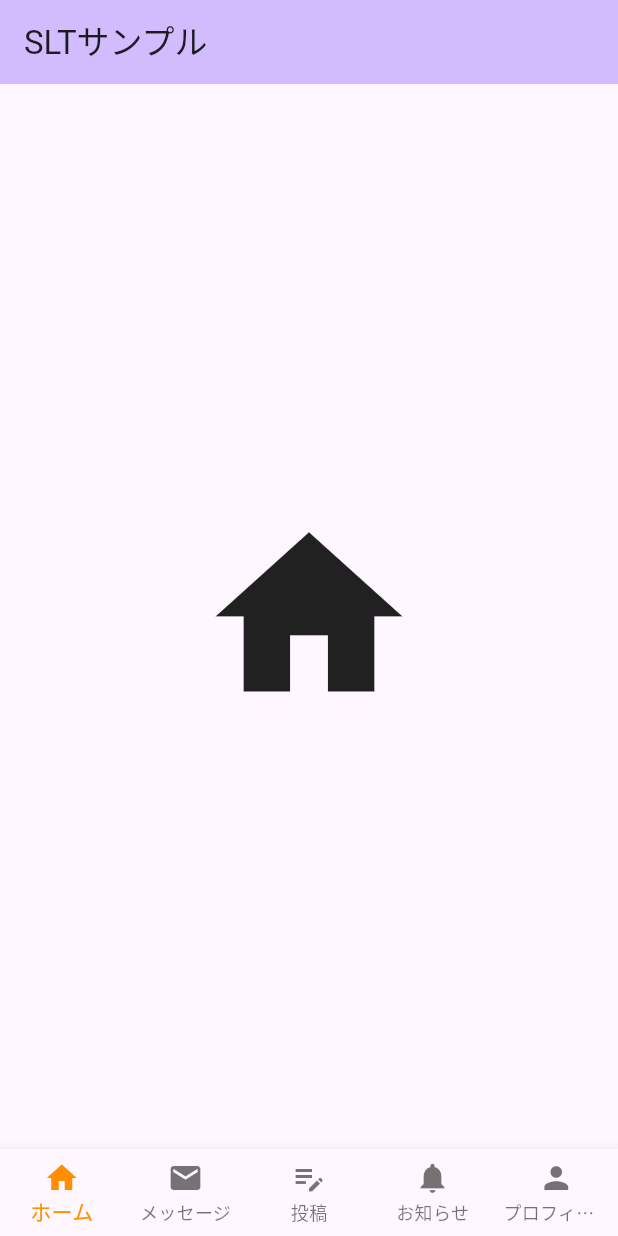
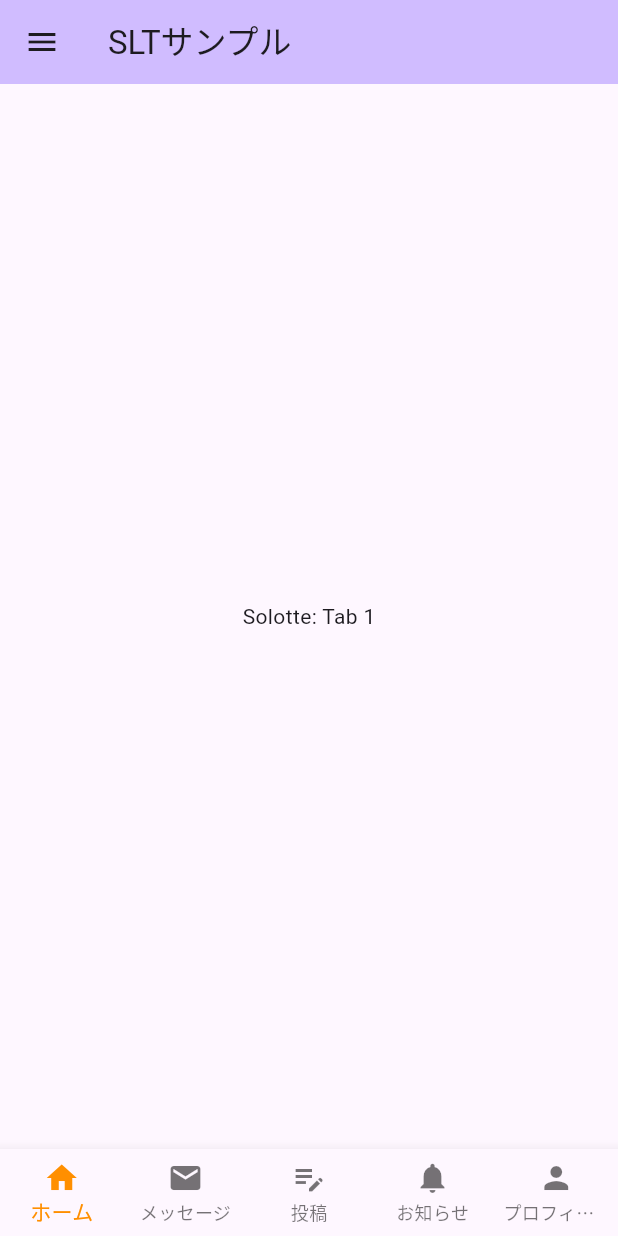
Before and after one commit to buisiss12/sltsample, a Flutter app: the screen it shows after launch, on a phone screen of 412 x 824 dp. Run offline on Flutter 3.47's test engine with Material 3 defaults, Android fonts, the phone set to English and light mode, and no system bars.

Commit message:
2画面実装(画面推移,solotteとag)

```diff
--- a/lib/main.dart
+++ b/lib/main.dart
@@ -4,8 +4,20 @@ void main() {
   runApp(const MyApp());
 }
 
-class MyApp extends StatelessWidget {
+class MyApp extends StatefulWidget {
   const MyApp({super.key});
+
+  @override
+  _MyAppState createState() => _MyAppState();
+}
+
+class _MyAppState extends State<MyApp> {
+  int _selectedPage = 0;
+
+  final _pageOptions = [
+    const SolottePage(),
+    const AgPage(),
+  ];
 
   @override
   Widget build(BuildContext context) {
@@ -15,52 +27,41 @@ class MyApp extends StatelessWidget {
         colorScheme: ColorScheme.fromSeed(seedColor: Colors.deepPurple),
         useMaterial3: true,
       ),
-      home: const MyHomePage(),
+      home: Scaffold(
+        appBar: AppBar(
+          backgroundColor: Theme.of(context).colorScheme.inversePrimary,
+          title: const Text('SLTサンプル'),
+          leading: IconButton(
+            icon: const Icon(Icons.menu),
+            onPressed: () {
+              setState(() {
+                _selectedPage = (_selectedPage + 1) % _pageOptions.length;
+              });
+            },
+          ),
+        ),
+        body: _pageOptions[_selectedPage],
+      ),
     );
   }
 }
 
-class MyHomePage extends StatefulWidget {
-  const MyHomePage({super.key});
+class SolottePage extends StatefulWidget {
+  const SolottePage({super.key});
 
   @override
-  State<MyHomePage> createState() => _MyHomePageState();
+  State<SolottePage> createState() => _SolottePageState();
 }
 
-class _MyHomePageState extends State<MyHomePage> {
+class _SolottePageState extends State<SolottePage> {
   int _counter = 0;
 
   static const List<Widget> _widgetOptions = <Widget>[
-    Center(
-      child: Icon(
-        Icons.home,
-        size: 150,
-      ),
-    ),
-    Center(
-      child: Icon(
-        Icons.search,
-        size: 150,
-      ),
-    ),
-    Center(
-      child: Icon(
-        Icons.favorite,
-        size: 150,
-      ),
-    ),
-    Center(
-      child: Icon(
-        Icons.message,
-        size: 150,
-      ),
-    ),
-    Center(
-      child: Icon(
-        Icons.settings,
-        size: 150,
-      ),
-    ),
+    Center(child: Text('Solotte: Tab 1')),
+    Center(child: Text('Solotte: Tab 2')),
+    Center(child: Text('Solotte: Tab 3')),
+    Center(child: Text('Solotte: Tab 4')),
+    Center(child: Text('Solotte: Tab 5')),
   ];
 
   void _incrementCounter(int index) {
@@ -72,10 +73,6 @@ class _MyHomePageState extends State<MyHomePage> {
   @override
   Widget build(BuildContext context) {
     return Scaffold(
-      appBar: AppBar(
-        backgroundColor: Theme.of(context).colorScheme.inversePrimary,
-        title: const Text('SLTサンプル'),
-      ),
       body: Center(
         child: _widgetOptions.elementAt(_counter),
       ),
@@ -110,3 +107,65 @@ class _MyHomePageState extends State<MyHomePage> {
     );
   }
 }
+
+class AgPage extends StatefulWidget {
+  const AgPage({super.key});
+
+  @override
+  State<AgPage> createState() => _AgPageState();
+}
+
+class _AgPageState extends State<AgPage> {
+  int _counter = 0;
+
+  static const List<Widget> _widgetOptions = <Widget>[
+    Center(child: Text('ag: Tab 1')),
+    Center(child: Text('ag: Tab 2')),
+    Center(child: Text('ag: Tab 3')),
+    Center(child: Text('ag: Tab 4')),
+    Center(child: Text('ag: Tab 5')),
+  ];
+
+  void _incrementCounter(int index) {
+    setState(() {
+      _counter = index;
+    });
+  }
+
+  @override
+  Widget build(BuildContext context) {
+    return Scaffold(
+      body: Center(
+        child: _widgetOptions.elementAt(_counter),
+      ),
+      bottomNavigationBar: BottomNavigationBar(
+        type: BottomNavigationBarType.fixed,
+        items: const <BottomNavigationBarItem>[
+          BottomNavigationBarItem(
+            icon: Icon(Icons.home),
+            label: 'ホーム',
+          ),
+          BottomNavigationBarItem(
+            icon: Icon(Icons.email),
+            label: 'メッセージ',
+          ),
+          BottomNavigationBarItem(
+            icon: Icon(Icons.edit_note),
+            label: '投稿',
+          ),
+          BottomNavigationBarItem(
+            icon: Icon(Icons.notifications),
+            label: 'お知らせ',
+          ),
+          BottomNavigationBarItem(
+            icon: Icon(Icons.person),
+            label: 'プロフィール',
+          ),
+        ],
+        currentIndex: _counter,
+        selectedItemColor: Colors.amber[800],
+        onTap: _incrementCounter,
+      ),
+    );
+  }
+}
```
